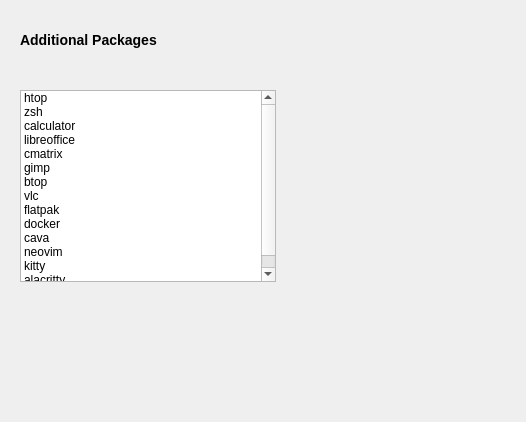
Qt form installer.ui (IttsMichael/K-Arch-Installer) before a commit.
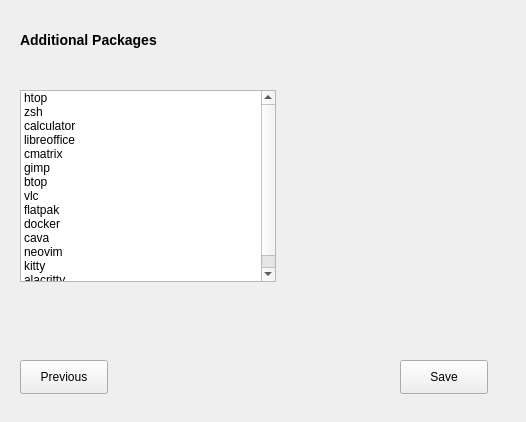
The same form after that commit. The open tabs and pages were chosen to show the change. Custom widgets are drawn as their Qt base class.

Commit message: added partition check and fixed additional packages

```diff
--- a/installer.ui
+++ b/installer.ui
@@ -1164,6 +1164,32 @@
       </property>
      </item>
     </widget>
+    <widget class="QPushButton" name="previous8">
+     <property name="geometry">
+      <rect>
+       <x>20</x>
+       <y>350</y>
+       <width>88</width>
+       <height>34</height>
+      </rect>
+     </property>
+     <property name="text">
+      <string>Previous</string>
+     </property>
+    </widget>
+    <widget class="QPushButton" name="saveadd">
+     <property name="geometry">
+      <rect>
+       <x>400</x>
+       <y>350</y>
+       <width>88</width>
+       <height>34</height>
+      </rect>
+     </property>
+     <property name="text">
+      <string>Save</string>
+     </property>
+    </widget>
    </widget>
    <widget class="QWidget" name="page8">
     <widget class="QLabel" name="label_19">
```
Left out of the diff: 19 changed lines with no effect on the pictures. The commit also changes 2 other files.
